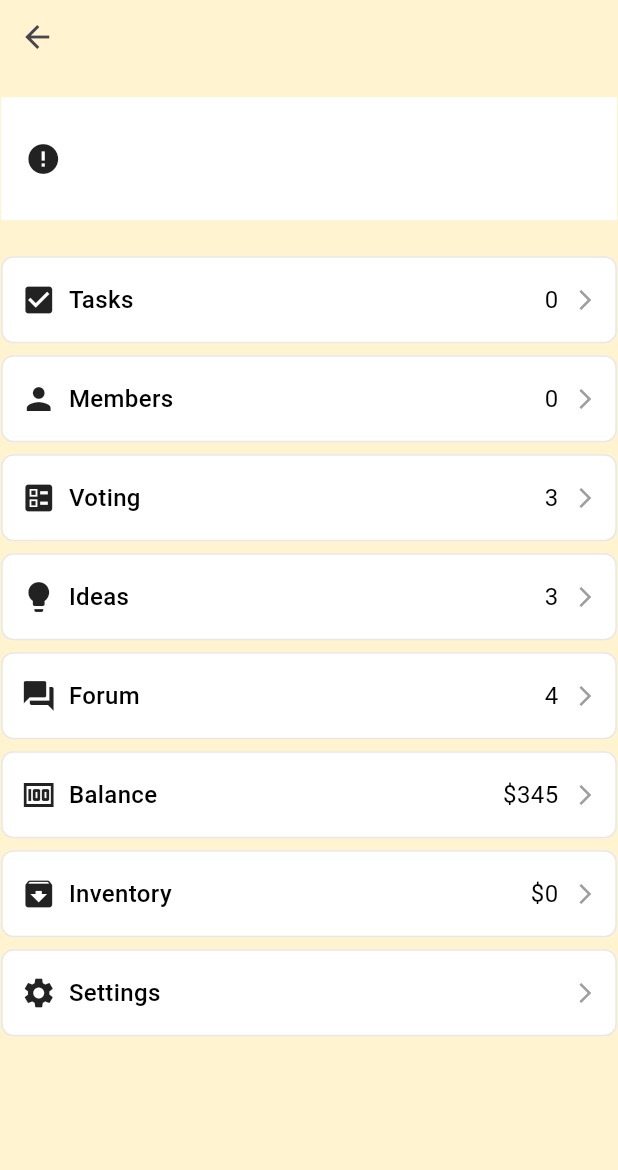
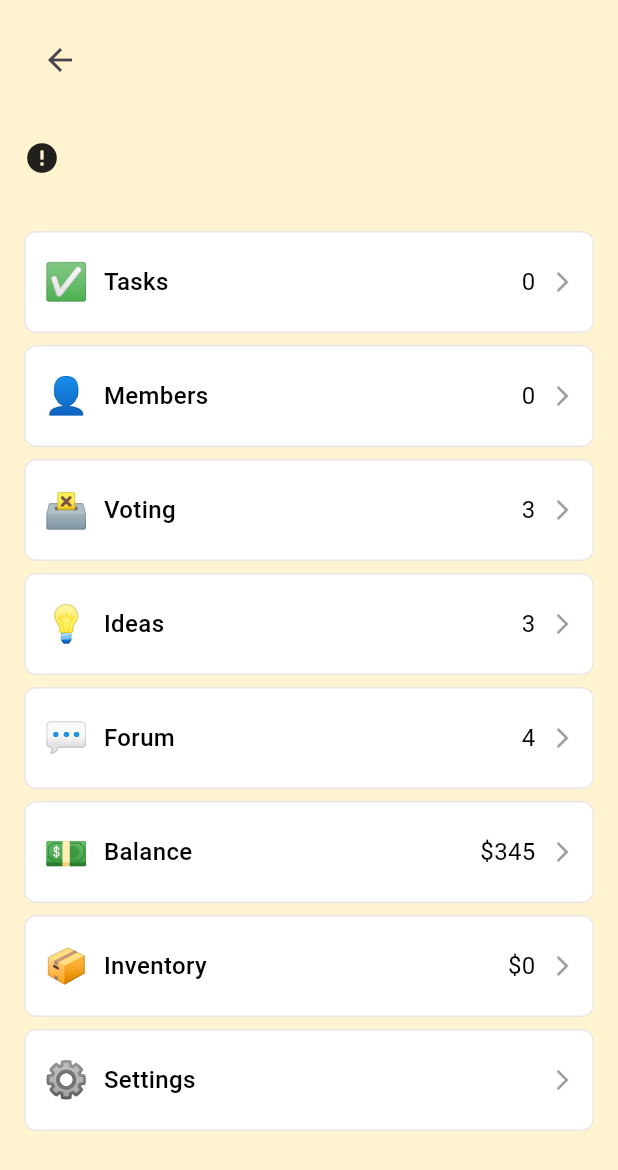
Before and after one commit to haythemd/compower, a Flutter app: the ProjectPage screen opened directly with empty values, on a phone screen of 412 x 824 dp. Shown: the top 1170 px of the screen. Run offline on Flutter 3.47's test engine with Material 3 defaults, Android fonts, the phone set to English and light mode, and no system bars; our stand-ins replace cloud_firestore, firebase_auth, firebase_core, firebase_storage, image_picker; accounts and stored records are empty; network calls fail.

Commit message:
adding stuff

```diff
--- a/lib/models/project.dart
+++ b/lib/models/project.dart
@@ -7,6 +7,7 @@ part 'project.g.dart';
 
 @JsonSerializable()
 class Project {
+
   final int id;
   final String title;
   final String description;
@@ -14,7 +15,8 @@ class Project {
   final String location;         // Location of the project
   final String businessType;     // Type of business the project is related to
   final List<Member> members;    // List of members involved in the project
-  final List<ToDo> tasks;        // List of tasks (ToDos) associated with the project
+  final List<ToDo> tasks;
+  final Map<String,dynamic> metaData;// List of tasks (ToDos) associated with the project
 
   Project({
     required this.id,
@@ -24,7 +26,9 @@ class Project {
     required this.location,
     required this.businessType,
     required this.members,        // Initialize members
-    required this.tasks,          // Initialize tasks
+    required this.tasks,
+    required this.metaData,
+    // Initialize tasks
   });
 
   factory Project.fromJson(Map<String, dynamic> json) => _$ProjectFromJson(json);
@@ -47,6 +51,7 @@ class Project {
       businessType: doc['businessType'],
       members: membersFromJson,    // Deserialize members
       tasks: tasksFromJson,
+      metaData: {},
     );
   }
 
--- a/lib/models/todo.dart
+++ b/lib/models/todo.dart
@@ -8,20 +8,22 @@ class ToDo {
   final String title;
   final String? description; // Nullable description
   final double price;
+  final DateTime? startDate;
+  final DateTime? dueDate;
   final bool isDone;
-  final int index;
+  final String index;
   final int groupId;
-  final DateTime? dueDate; // Nullable due date
   final String? duration; // Duration as a String
-  final bool? inventory; // Inventory count
+  final Map<String,dynamic>? inventory; // Inventory count
   final String? dependency; // Added correct field
   final String? assignedMember; // Added correct field
 
-  ToDo({
+  ToDo( {
     required this.id,
     required this.title,
     this.description, // Optional description
     required this.price,
+    this.startDate,
     required this.isDone,
     required this.index,
     required this.groupId,
--- a/lib/pages/ProjectPage.dart
+++ b/lib/pages/ProjectPage.dart
@@ -1,38 +1,35 @@
 import 'package:flutter/material.dart';
-import 'package:todo/pages/Tasks/listTasks.dart';
-import 'package:todo/models/project.dart';
+import 'package:todo/models/project.dart'; // Import the project model
 
 class ProjectPage extends StatelessWidget {
-  final Project project;
+  final Project project; // Project data to display
 
   const ProjectPage({super.key, required this.project});
 
   @override
   Widget build(BuildContext context) {
     return Scaffold(
-      backgroundColor: const Color(0xfffff3d0),
+      backgroundColor: const Color(0xfffff3d0), // Light yellow background
       body: SafeArea(
-        child: SingleChildScrollView(
+        child: SingleChildScrollView( // Added scroll view to prevent overflow
           child: Padding(
-            padding: const EdgeInsets.all(0.8),
+            padding: const EdgeInsets.all(16.0), // Global padding
             child: Column(
               crossAxisAlignment: CrossAxisAlignment.start,
               children: [
+                // Back button
                 IconButton(
                   onPressed: () {
                     Navigator.pop(context);
                   },
                   icon: const Icon(Icons.arrow_back),
                 ),
-                const SizedBox(height: 16),
-                Container(
-                  padding: const EdgeInsets.all(16),
-                  width: double.infinity,
-                  decoration: const BoxDecoration(
-                    color: Colors.white,
-                  ),
-                  child: Row(
+                const SizedBox(height: 16), // Space between back button and content
+
+                // Project details (image, title, and description)
+                Row(
                   children: [
+                    // Project image
                     ClipOval(
                       child: Image.network(
                         project.photoUrl,
@@ -40,11 +37,13 @@ class ProjectPage extends StatelessWidget {
                         height: 72,
                         fit: BoxFit.cover,
                         errorBuilder: (context, error, stackTrace) {
-                            return const Icon(Icons.error);
+                          return const Icon(Icons.error); // Error icon
                         },
                       ),
                     ),
-                      const SizedBox(width: 12),
+                    const SizedBox(width: 12), // Space between image and text
+
+                    // Project title and description
                     Expanded(
                       child: Column(
                         crossAxisAlignment: CrossAxisAlignment.start,
@@ -57,7 +56,7 @@ class ProjectPage extends StatelessWidget {
                               fontFamily: 'KumbhSans-Bold',
                             ),
                           ),
-                            const SizedBox(height: 4),
+                          const SizedBox(height: 4), // Space between title and description
                           Text(
                             project.description,
                             style: const TextStyle(
@@ -71,27 +70,17 @@ class ProjectPage extends StatelessWidget {
                     ),
                   ],
                 ),
-                ),
-                const SizedBox(height: 20),
-                GestureDetector(
-                  onTap: () {
-                    // Navigate to the ListTasks screen
-                    Navigator.push(
-                      context,
-                      MaterialPageRoute(
-                        builder: (context) => ListTasksPage(tasks: project.tasks),
-                      ),
-                    );
-                  },
-                  child: _buildSection(context, Icons.check_box, 'Tasks', project.tasks.length.toString()),
-                ),
-                _buildSection(context, Icons.person, 'Members', project.members.length.toString()),
-                _buildSection(context, Icons.ballot, 'Voting', '3'),
-                _buildSection(context, Icons.lightbulb, 'Ideas', '3'),
-                _buildSection(context, Icons.forum, 'Forum', '4'),
-                _buildSection(context, Icons.money, 'Balance', '\$345'),
-                _buildSection(context, Icons.archive, 'Inventory', '\$0'),
-                _buildSection(context, Icons.settings, 'Settings', ''),
+                const SizedBox(height: 20), // Space between details and section list
+
+                // Section list
+                _buildSection(context, '✅', 'Tasks', project.tasks.length.toString()),
+                _buildSection(context, '👤', 'Members', project.members.length.toString()),
+                _buildSection(context, '🗳️', 'Voting', '3'),
+                _buildSection(context, '💡', 'Ideas', '3'), // New section for ideas
+                _buildSection(context, '💬', 'Forum', '4'),
+                _buildSection(context, '💵', 'Balance', '\$345'),
+                _buildSection(context, '📦', 'Inventory', '\$0'),
+                _buildSection(context, '⚙️', 'Settings', ''),
               ],
             ),
           ),
@@ -100,11 +89,10 @@ class ProjectPage extends StatelessWidget {
     );
   }
 
-  Widget _buildSection(BuildContext context, IconData icon, String title, String value) {
-    final screenWidth = MediaQuery.of(context).size.width;
-
+  // Helper method to build each section
+  Widget _buildSection(BuildContext context, String emoji, String title, String value) {
     return Container(
-      margin: const EdgeInsets.symmetric(vertical: 4),
+      margin: const EdgeInsets.symmetric(vertical: 4), // Vertical space between sections
       padding: const EdgeInsets.symmetric(horizontal: 12, vertical: 16),
       decoration: BoxDecoration(
         color: Colors.white,
@@ -116,8 +104,8 @@ class ProjectPage extends StatelessWidget {
         children: [
           Row(
             children: [
-              Icon(icon, size: 24), // Use the icon passed in
-              const SizedBox(width: 8), // Space between icon and title
+              Text(emoji, style: const TextStyle(fontSize: 24)), // Emoji icon
+              const SizedBox(width: 10),
               Text(
                 title,
                 style: const TextStyle(
@@ -130,7 +118,7 @@ class ProjectPage extends StatelessWidget {
           ),
           Row(
             children: [
-              if (value.isNotEmpty)
+              if (value.isNotEmpty) // Value (if present)
                 Text(
                   value,
                   style: const TextStyle(
@@ -139,7 +127,7 @@ class ProjectPage extends StatelessWidget {
                   ),
                 ),
               const SizedBox(width: 10),
-              const Icon(Icons.arrow_forward_ios, size: 16, color: Colors.grey),
+              const Icon(Icons.arrow_forward_ios, size: 16, color: Colors.grey), // Arrow
             ],
           ),
         ],
--- a/lib/pages/new_project_screen.dart
+++ b/lib/pages/new_project_screen.dart
@@ -87,7 +87,7 @@ Future<String> _uploadImage(Uint8List imageData) async {
       location: _locationController.text,
       businessType: _businessTypeController.text,
       members: _membersController.text.split(',').map((member) => Member(name: member.trim())).toList(),
-      tasks: [],
+      tasks: [], metaData: {},
     );
 
     await ProjectService().addProject(project);
--- a/lib/services/projectService.dart
+++ b/lib/services/projectService.dart
@@ -53,7 +53,7 @@ class ProjectService {
             .toList(),
         tasks: (docSnapshot['tasks'] as List<dynamic>)
             .map((task) => ToDo.fromJson(task as Map<String, dynamic>))
-            .toList(),
+            .toList(), metaData: {},
       );
     }
     return null;
@@ -75,7 +75,7 @@ class ProjectService {
                 .toList(),
             tasks: (doc['tasks'] as List<dynamic>)
                 .map((task) => ToDo.fromJson(task as Map<String, dynamic>))
-                .toList(),
+                .toList(), metaData: {},
           );
         }).toList());
   }
--- /dev/null
+++ b/lib/services/todoService.dart
@@ -0,0 +1,105 @@
+import 'package:cloud_firestore/cloud_firestore.dart';
+
+class TodoService {
+  // Singleton instance
+  static final TodoService _instance = TodoService._internal();
+  factory TodoService() => _instance;
+  TodoService._internal();
+
+  // Firestore collection reference
+  final CollectionReference _todoCollection =
+  FirebaseFirestore.instance.collection('todos');
+
+  // Create a new ToDo
+  Future<void> createTodo(ToDo todo) async {
+    try {
+      await _todoCollection.add({
+        'id': todo.id,
+        'title': todo.title,
+        'description': todo.description,
+        'price': todo.price,
+        'dueDate': todo.dueDate,
+        'isDone': todo.isDone,
+        'index': todo.index,
+        'predecessor': todo.predecessor,
+        'groupId': todo.groupId,
+      });
+    } catch (e) {
+      print('Error creating ToDo: $e');
+    }
+  }
+
+  // Read ToDos
+  Future<List<ToDo>> getTodos() async {
+    try {
+      QuerySnapshot querySnapshot = await _todoCollection.get();
+      return querySnapshot.docs.map((doc) {
+        return ToDo(
+          id: doc['id'],
+          title: doc['title'],
+          description: doc['description'],
+          price: doc['price'],
+          dueDate: doc['dueDate'],
+          isDone: doc['isDone'],
+          index: doc['index'],
+          predecessor: doc['predecessor'],
+          groupId: doc['groupId'],
+        );
+      }).toList();
+    } catch (e) {
+      print('Error reading ToDos: $e');
+      return [];
+    }
+  }
+
+  // Update an existing ToDo
+  Future<void> updateTodo(String docId, ToDo updatedTodo) async {
+    try {
+      await _todoCollection.doc(docId).update({
+        'title': updatedTodo.title,
+        'description': updatedTodo.description,
+        'price': updatedTodo.price,
+        'dueDate': updatedTodo.dueDate,
+        'isDone': updatedTodo.isDone,
+        'index': updatedTodo.index,
+        'predecessor': updatedTodo.predecessor,
+        'groupId': updatedTodo.groupId,
+      });
+    } catch (e) {
+      print('Error updating ToDo: $e');
+    }
+  }
+
+  // Delete a ToDo
+  Future<void> deleteTodo(String docId) async {
+    try {
+      await _todoCollection.doc(docId).delete();
+    } catch (e) {
+      print('Error deleting ToDo: $e');
+    }
+  }
+}
+
+class ToDo {
+  final int id;
+  final String title;
+  final String description;
+  final double price;
+  final DateTime dueDate;
+  final bool isDone;
+  final int index;
+  final DocumentReference predecessor;
+  final int groupId;
+
+  ToDo({
+    required this.id,
+    required this.title,
+    required this.description,
+    required this.price,
+    required this.dueDate,
+    required this.isDone,
+    required this.index,
+    required this.predecessor,
+    required this.groupId,
+  });
+}
```
Also changed, not shown: lib/main.dart (+17 -1 lines), lib/pages/homePage.dart (+34 -31 lines), lib/pages/loginPage.dart (+5 -8 lines), lib/pages/onboardPage.dart (added, +83 -0 lines), lib/pages/projectsPage.dart (added, +135 -0 lines), lib/pages/registerPage.dart (added, +128 -0 lines), lib/models/project.g.dart, lib/models/todo.g.dart. Lines whose indentation alone changed are shown as unchanged.
